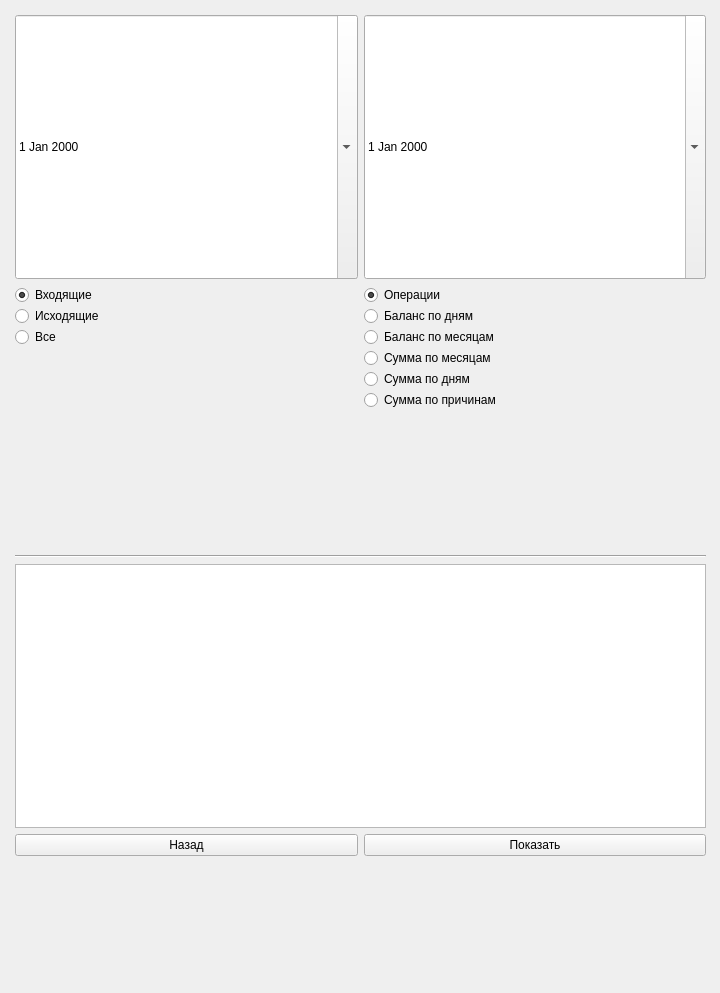
Above: src/ui/summarywidget.ui from sk-jame/android-finance-balance before the change. Below: the same form after it.
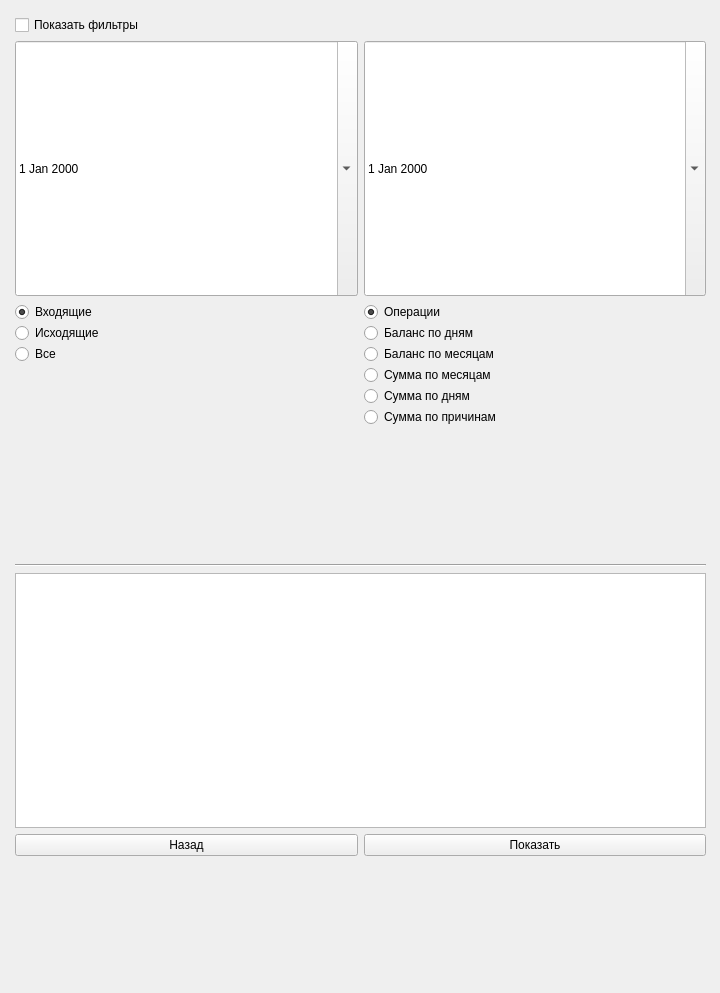
That is the form after the change. Custom widgets are drawn as their Qt base class.

Commit message: hide filters button

Patch:
```diff
--- a/src/ui/summarywidget.ui
+++ b/src/ui/summarywidget.ui
@@ -11,7 +11,7 @@
    </rect>
   </property>
   <property name="sizePolicy">
-   <sizepolicy hsizetype="Fixed" vsizetype="Preferred">
+   <sizepolicy hsizetype="Expanding" vsizetype="Expanding">
     <horstretch>0</horstretch>
     <verstretch>0</verstretch>
    </sizepolicy>
@@ -45,37 +45,37 @@
      <number>5</number>
     </property>
     <item row="7" column="0" colspan="2">
-     <widget class="DatabaseTableWidget" name="tableWidget">
-      <property name="sizePolicy">
-       <sizepolicy hsizetype="Expanding" vsizetype="Expanding">
-        <horstretch>0</horstretch>
-        <verstretch>0</verstretch>
-       </sizepolicy>
-      </property>
-     </widget>
-    </item>
-    <item row="6" column="0" colspan="2">
      <widget class="Line" name="line">
       <property name="orientation">
        <enum>Qt::Horizontal</enum>
       </property>
      </widget>
     </item>
-    <item row="8" column="1">
+    <item row="8" column="0" colspan="2">
+     <widget class="DatabaseTableWidget" name="tableWidget">
+      <property name="sizePolicy">
+       <sizepolicy hsizetype="Expanding" vsizetype="Expanding">
+        <horstretch>0</horstretch>
+        <verstretch>0</verstretch>
+       </sizepolicy>
+      </property>
+     </widget>
+    </item>
+    <item row="9" column="1">
      <widget class="QPushButton" name="pushButton">
       <property name="text">
        <string>Показать</string>
       </property>
      </widget>
     </item>
-    <item row="8" column="0">
+    <item row="9" column="0">
      <widget class="QPushButton" name="pushButton_2">
       <property name="text">
        <string>Назад</string>
       </property>
      </widget>
     </item>
-    <item row="0" column="0">
+    <item row="1" column="0">
      <widget class="QDateEdit" name="deFrom">
       <property name="sizePolicy">
        <sizepolicy hsizetype="Minimum" vsizetype="MinimumExpanding">
@@ -88,7 +88,7 @@
       </property>
      </widget>
     </item>
-    <item row="0" column="1">
+    <item row="1" column="1">
      <widget class="QDateEdit" name="deTo">
       <property name="sizePolicy">
        <sizepolicy hsizetype="Minimum" vsizetype="MinimumExpanding">
@@ -101,7 +101,7 @@
       </property>
      </widget>
     </item>
-    <item row="1" column="0">
+    <item row="2" column="0">
      <layout class="QVBoxLayout" name="verticalLayout">
       <property name="spacing">
        <number>1</number>
@@ -157,7 +157,7 @@
       </item>
      </layout>
     </item>
-    <item row="1" column="1">
+    <item row="2" column="1">
      <layout class="QVBoxLayout" name="verticalLayout_2">
       <property name="spacing">
        <number>1</number>
@@ -243,6 +243,13 @@
       </item>
      </layout>
     </item>
+    <item row="0" column="0" colspan="2">
+     <widget class="QCheckBox" name="cbShowFilteres">
+      <property name="text">
+       <string>Показать фильтры</string>
+      </property>
+     </widget>
+    </item>
    </layout>
    <zorder>deTo</zorder>
    <zorder>deFrom</zorder>
@@ -250,6 +257,7 @@
    <zorder>tableWidget</zorder>
    <zorder>pushButton</zorder>
    <zorder>pushButton_2</zorder>
+   <zorder>cbShowFilteres</zorder>
   </widget>
  </widget>
  <customwidgets>
```
The commit also changes 2 other files.
